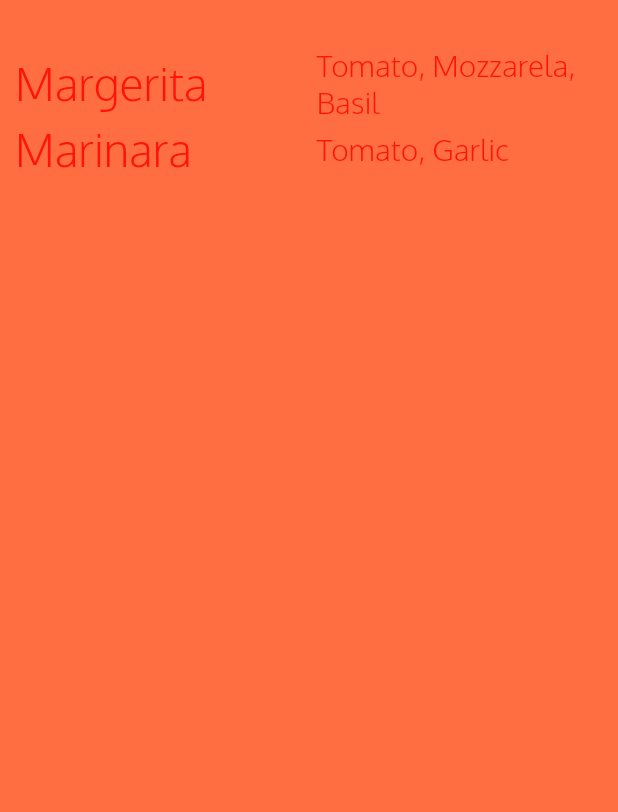
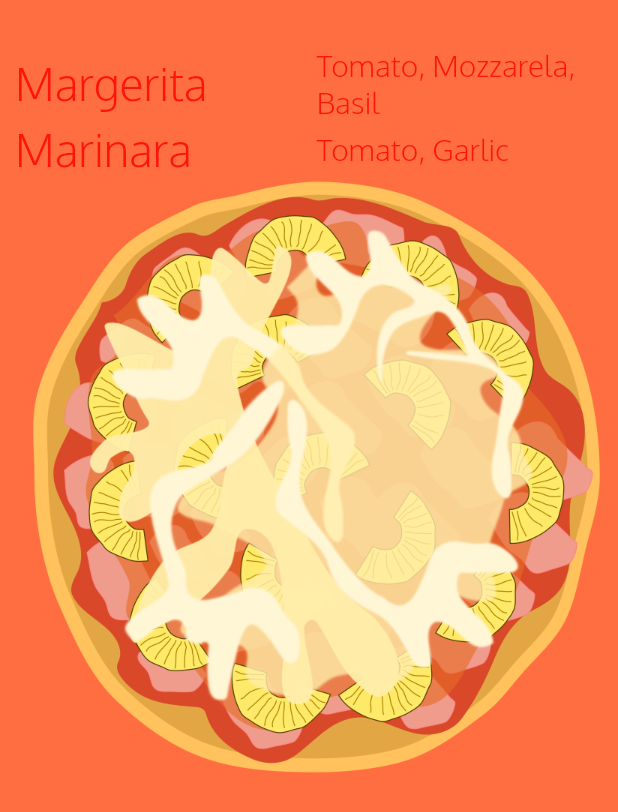
Before and after one commit to denyschornyi/flutterapp, a Flutter app: the screen it shows after launch, on a phone screen of 412 x 824 dp. Shown: the top 812 px of the screen. Run offline on Flutter 3.47's test engine with Material 2 defaults, Android fonts, the phone set to English and light mode, and no system bars.

Commit message:
Add image from assets

```diff
--- a/lib/ui/home.dart
+++ b/lib/ui/home.dart
@@ -63,10 +63,22 @@
                   ),
                 ),
               ],
-            )
+            ),
+            PizzaImageWidget(),
           ],
         ),
       ),
     );
   }
 }
+
+
+class PizzaImageWidget extends StatelessWidget{
+  @override
+  Widget build(BuildContext context) {
+    AssetImage pizzaAsset = AssetImage('images/pizza.png');
+    Image image = Image(image: pizzaAsset, width: 400, height: 400,);
+    return Container(child: image);
+  }
+
+}
--- a/pubspec.yaml
+++ b/pubspec.yaml
@@ -45,9 +45,8 @@
   uses-material-design: true
 
   # To add assets to your application, add an assets section, like this:
-  # assets:
-  #   - images/a_dot_burr.jpeg
-  #   - images/a_dot_ham.jpeg
+  assets:
+    - images/pizza.png
 
   # An image asset can refer to one or more resolution-specific "variants", see
   # https://flutter.dev/assets-and-images/#resolution-aware.
```
Also changed, not shown: images/pizza.png (added).
